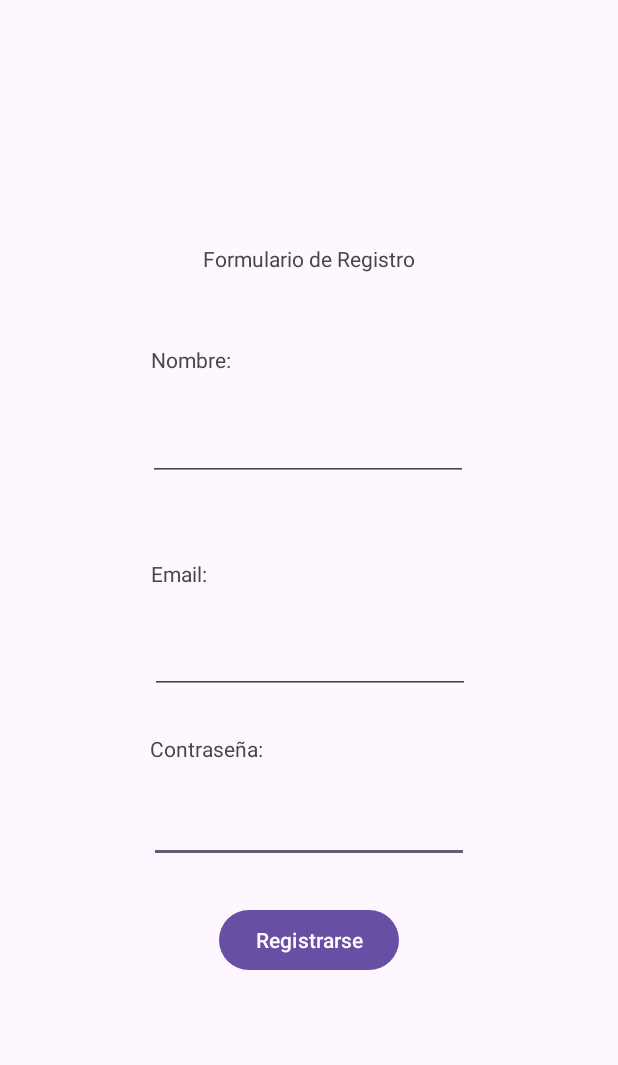
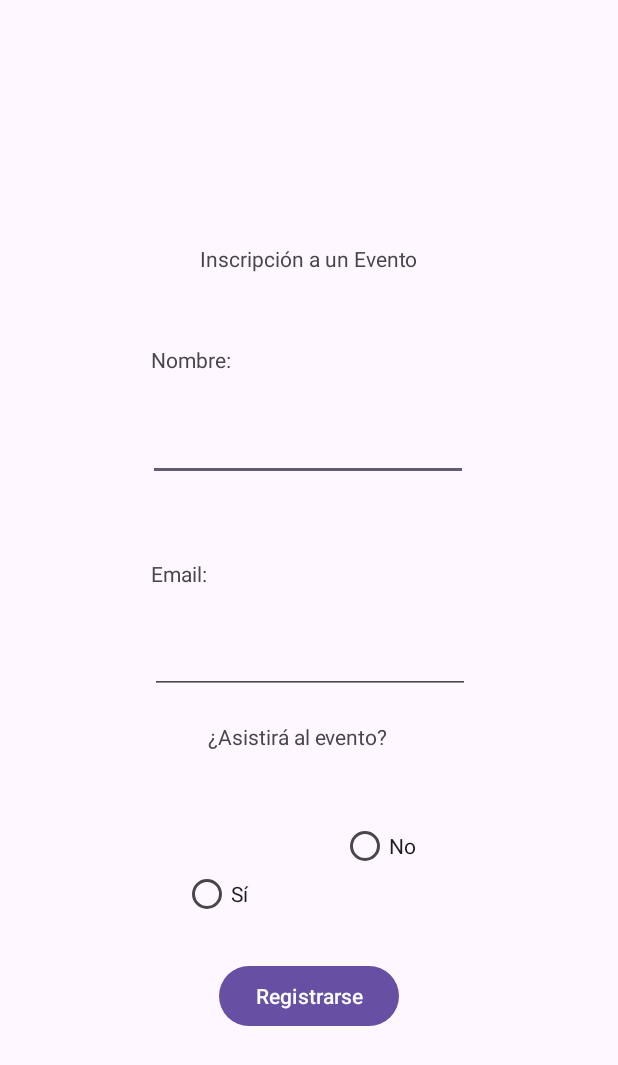
Before and after one commit to LuisGM875/Programacion_para_Movil_Java, an Android app: the screen it shows after launch (MainActivity), on a phone screen of 412 x 824 dp. Shown: the top 1065 px of the screen. Run offline under Robolectric (Android 15) with nearby library versions, the phone set to English and light mode, and no system bars.

Commit message:
feat: Update registration form with support options

```diff
--- a/app/src/main/res/layout/activity_main.xml
+++ b/app/src/main/res/layout/activity_main.xml
@@ -16,13 +16,13 @@
         app:layout_constraintEnd_toEndOf="parent"
         app:layout_constraintStart_toStartOf="parent"
         app:layout_constraintTop_toTopOf="parent"
-        app:layout_constraintVertical_bias="0.777" />
+        app:layout_constraintVertical_bias="0.825" />
 
     <TextView
         android:id="@+id/textView2"
         android:layout_width="wrap_content"
         android:layout_height="wrap_content"
-        android:text="Formulario de Registro"
+        android:text="Inscripción a un Evento"
         app:layout_constraintBottom_toBottomOf="parent"
         app:layout_constraintEnd_toEndOf="parent"
         app:layout_constraintStart_toStartOf="parent"
@@ -53,32 +53,6 @@
         app:layout_constraintTop_toTopOf="parent"
         app:layout_constraintVertical_bias="0.463" />
 
-    <TextView
-        android:id="@+id/textView5"
-        android:layout_width="wrap_content"
-        android:layout_height="wrap_content"
-        android:text="Contraseña:"
-        app:layout_constraintBottom_toBottomOf="parent"
-        app:layout_constraintEnd_toEndOf="parent"
-        app:layout_constraintHorizontal_bias="0.297"
-        app:layout_constraintStart_toStartOf="parent"
-        app:layout_constraintTop_toTopOf="parent"
-        app:layout_constraintVertical_bias="0.608" />
-
-    <EditText
-        android:id="@+id/editTextTextPassword"
-        android:layout_width="wrap_content"
-        android:layout_height="wrap_content"
-        android:layout_marginTop="14dp"
-        android:layout_marginBottom="20dp"
-        android:ems="10"
-        android:inputType="textPassword"
-        android:visibility="visible"
-        app:layout_constraintBottom_toTopOf="@+id/button"
-        app:layout_constraintEnd_toEndOf="parent"
-        app:layout_constraintStart_toStartOf="parent"
-        app:layout_constraintTop_toBottomOf="@+id/textView5" />
-
     <EditText
         android:id="@+id/editTextText2"
         android:layout_width="wrap_content"
@@ -105,4 +79,53 @@
         app:layout_constraintTop_toTopOf="parent"
         app:layout_constraintVertical_bias="0.536" />
 
+    <RadioGroup
+        android:id="@+id/radioGroup"
+        android:layout_width="wrap_content"
+        android:layout_height="wrap_content"
+        app:layout_constraintBottom_toBottomOf="parent"
+        app:layout_constraintEnd_toEndOf="parent"
+        app:layout_constraintStart_toStartOf="parent"
+        app:layout_constraintTop_toBottomOf="@+id/editTextText3"
+        app:layout_constraintVertical_bias="0.1"
+        android:orientation="horizontal">
+
+    </RadioGroup>
+
+    <RadioButton
+        android:id="@+id/radio_si"
+        android:layout_width="wrap_content"
+        android:layout_height="wrap_content"
+        android:layout_marginBottom="204dp"
+        android:text="Sí"
+        app:layout_constraintBottom_toBottomOf="parent"
+        app:layout_constraintEnd_toEndOf="parent"
+        app:layout_constraintHorizontal_bias="0.336"
+        app:layout_constraintStart_toStartOf="parent" />
+
+    <RadioButton
+        android:id="@+id/radio_no"
+        android:layout_width="wrap_content"
+        android:layout_height="wrap_content"
+        android:text="No"
+        app:layout_constraintBottom_toBottomOf="parent"
+        app:layout_constraintEnd_toEndOf="parent"
+        app:layout_constraintHorizontal_bias="0.63"
+        app:layout_constraintStart_toStartOf="parent"
+        app:layout_constraintTop_toBottomOf="@+id/textView9"
+        app:layout_constraintVertical_bias="0.142" />
+
+    <TextView
+        android:id="@+id/textView9"
+        android:layout_width="wrap_content"
+        android:layout_height="wrap_content"
+        android:text="¿Asistirá al evento?"
+        app:layout_constraintBottom_toBottomOf="parent"
+        app:layout_constraintEnd_toEndOf="parent"
+        app:layout_constraintHorizontal_bias="0.475"
+        app:layout_constraintStart_toStartOf="parent"
+        app:layout_constraintTop_toTopOf="parent"
+        app:layout_constraintVertical_bias="0.598" />
+
+
 </androidx.constraintlayout.widget.ConstraintLayout>
```
